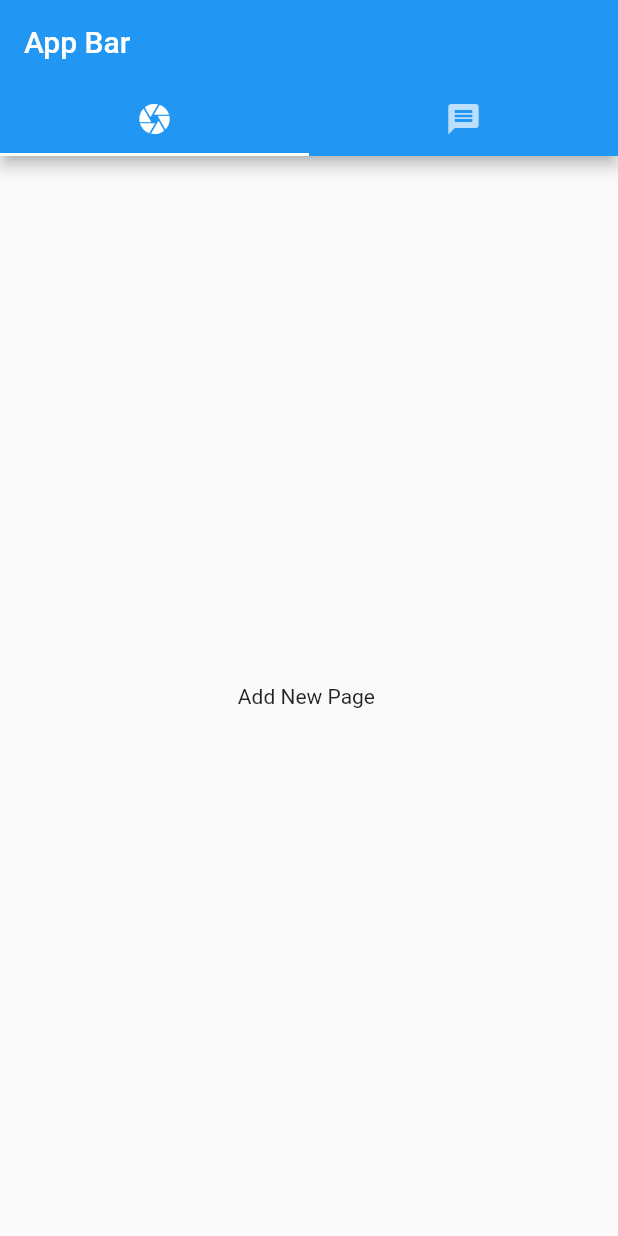
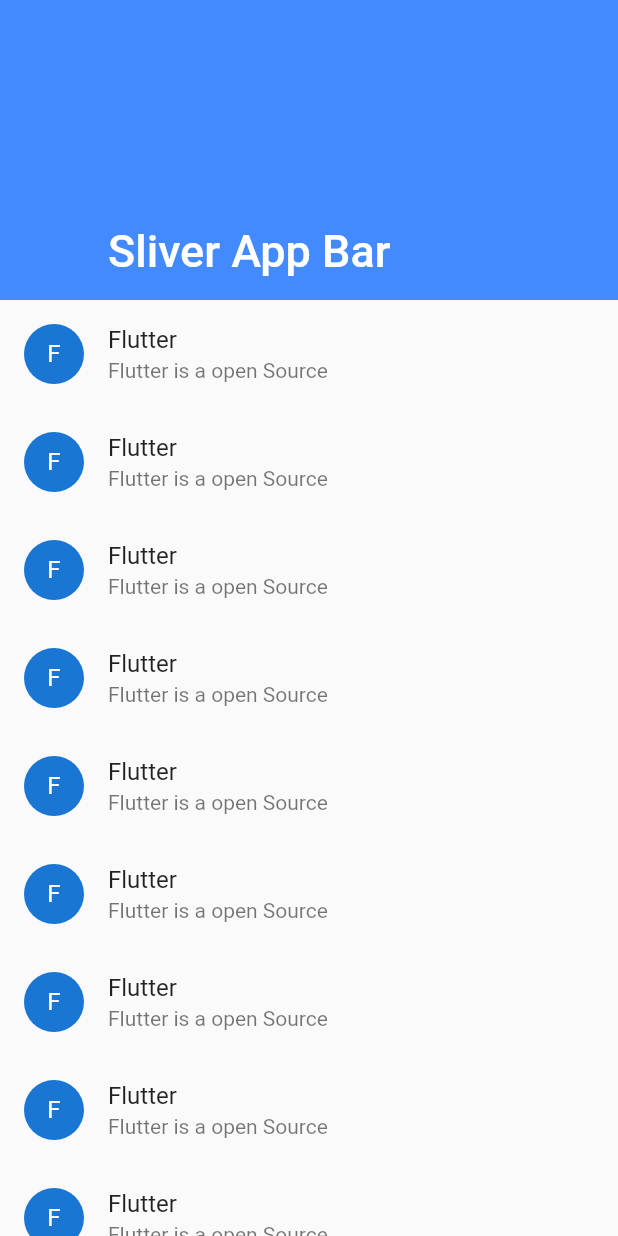
Before and after one commit to ahmedhossain29/FlutterBasicWidget, a Flutter app: the screen it shows after launch, on a phone screen of 412 x 824 dp. Run offline on Flutter 3.47's test engine with Material 2 defaults, Android fonts, the phone set to English and light mode, and no system bars.

Commit message:
Sliver App Bar

```diff
--- a/lib/main.dart
+++ b/lib/main.dart
@@ -13,8 +13,9 @@ import 'package:flutter_application_1/listTile.dart';
 import 'package:flutter_application_1/listview_scrollview.dart';
 import 'package:flutter_application_1/mediaQueryWidget.dart';
 import 'package:flutter_application_1/safearea.dart';
+import 'package:flutter_application_1/sliverAppbar.dart';
 import 'package:flutter_application_1/statelesswidget.dart';
 
 void main() {
-  runApp(TabBarWidget());
+  runApp(Sliver_appbbar());
 }
--- /dev/null
+++ b/lib/sliverAppbar.dart
@@ -0,0 +1,71 @@
+import 'package:flutter/material.dart';
+
+class Sliver_appbbar extends StatefulWidget {
+  const Sliver_appbbar({Key? key}) : super(key: key);
+
+  @override
+  _Sliver_appbbarState createState() => _Sliver_appbbarState();
+}
+
+class _Sliver_appbbarState extends State<Sliver_appbbar> {
+  @override
+  Widget build(BuildContext context) {
+    return MaterialApp(
+      debugShowCheckedModeBanner: false,
+      home: Scaffold(
+        body: CustomScrollView(
+          slivers: [
+            SliverAppBar(
+              pinned: true,
+              expandedHeight: 200,
+              backgroundColor: Colors.blueAccent,
+              flexibleSpace: FlexibleSpaceBar(
+                title: Text("Sliver App Bar"),
+              ),
+            ),
+            SliverList(
+              delegate: SliverChildListDelegate(<Widget>[
+                addDetails("Flutter", "Flutter is a open Source"),
+                addDetails("Flutter", "Flutter is a open Source"),
+                addDetails("Flutter", "Flutter is a open Source"),
+                addDetails("Flutter", "Flutter is a open Source"),
+                addDetails("Flutter", "Flutter is a open Source"),
+                addDetails("Flutter", "Flutter is a open Source"),
+                addDetails("Flutter", "Flutter is a open Source"),
+                addDetails("Flutter", "Flutter is a open Source"),
+                addDetails("Flutter", "Flutter is a open Source"),
+                addDetails("Flutter", "Flutter is a open Source"),
+                addDetails("Flutter", "Flutter is a open Source"),
+                addDetails("Flutter", "Flutter is a open Source"),
+                addDetails("Flutter", "Flutter is a open Source"),
+                addDetails("Flutter", "Flutter is a open Source"),
+                addDetails("Flutter", "Flutter is a open Source"),
+                addDetails("Flutter", "Flutter is a open Source"),
+                addDetails("Flutter", "Flutter is a open Source"),
+                addDetails("Flutter", "Flutter is a open Source"),
+                addDetails("Flutter", "Flutter is a open Source"),
+                addDetails("Flutter", "Flutter is a open Source"),
+                addDetails("Flutter", "Flutter is a open Source"),
+                addDetails("Flutter", "Flutter is a open Source"),
+                addDetails("Flutter", "Flutter is a open Source"),
+              ]),
+            ),
+          ],
+        ),
+      ),
+    );
+  }
+}
+
+Widget addDetails(
+  String name,
+  String desc,
+) {
+  return ListTile(
+    title: Text(name),
+    subtitle: Text(desc),
+    leading: CircleAvatar(
+      child: Text(name[0]),
+    ),
+  );
+}
```
